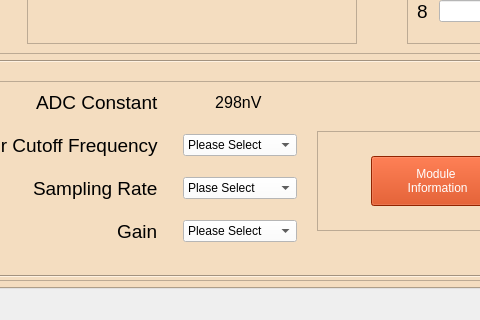
Old version of the form GUI/Qt_Files/main_window.ui in the repository jrsm1/EWAS_Application; both pictures show x 383 to 863 and y 630 to 950 of the 1150 by 950 pixel window.
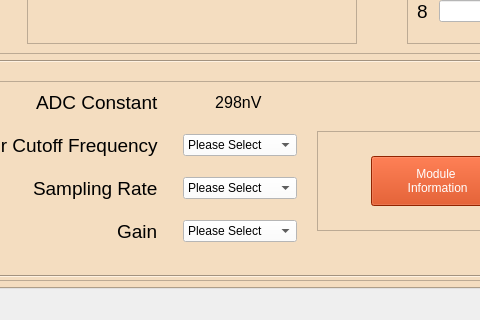
New version of the form.

```diff
--- a/GUI/Qt_Files/main_window.ui
+++ b/GUI/Qt_Files/main_window.ui
@@ -1484,7 +1484,7 @@
                </item>
                <item>
                 <property name="text">
-                 <string>Plase Select</string>
+                 <string>Please Select</string>
                 </property>
                </item>
               </widget>
```
